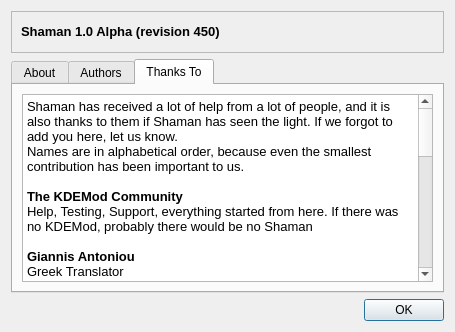
The window that trunk/shaman/ui/aboutDialog.ui (drf/shaman1) describes before a commit, drawn with Qt 5.
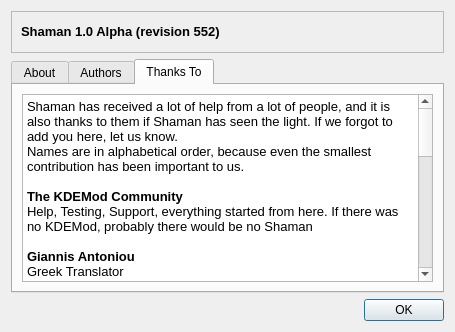
The same window after the commit. The open tabs and pages were chosen to show the change. Icons and pictures are not drawn.

What changed in the file:
```diff
--- a/trunk/shaman/ui/aboutDialog.ui
+++ b/trunk/shaman/ui/aboutDialog.ui
@@ -61,8 +61,8 @@
         <property name="text" >
          <string>&lt;html>&lt;head>&lt;meta name="qrichtext" content="1" />&lt;style type="text/css">
 p, li { white-space: pre-wrap; }
-&lt;/style>&lt;/head>&lt;body style=" font-family:'Sans Serif'; font-size:10pt; font-weight:400; font-style:normal;">
-&lt;p style=" margin-top:0px; margin-bottom:0px; margin-left:0px; margin-right:0px; -qt-block-indent:0; text-indent:0px;">&lt;span style=" font-weight:600;">Shaman 1.0 Alpha (revision 450)&lt;/span>&lt;/p>&lt;/body>&lt;/html></string>
+&lt;/style>&lt;/head>&lt;body style=" font-size:10pt; font-weight:400; font-style:normal;">
+&lt;p style=" margin-top:0px; margin-bottom:0px; margin-left:0px; margin-right:0px; -qt-block-indent:0; text-indent:0px;">&lt;span style=" font-weight:600;">Shaman 1.0 Alpha (revision 552)&lt;/span>&lt;/p>&lt;/body>&lt;/html></string>
         </property>
        </widget>
       </item>
```
Left out of the diff: 72 changed lines with no effect on the pictures.
